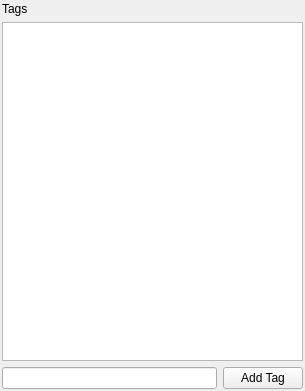
This is src/tagswidget.ui in fontmatrix/fontmatrix as Qt 5 draws it before an edit. The edited form follows.
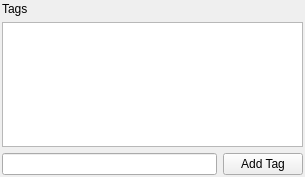
This is the edited form.

What changed in the file:
```diff
--- a/src/tagswidget.ui
+++ b/src/tagswidget.ui
@@ -7,9 +7,15 @@
     <x>0</x>
     <y>0</y>
     <width>305</width>
-    <height>391</height>
+    <height>177</height>
    </rect>
   </property>
+  <property name="sizePolicy">
+   <sizepolicy hsizetype="Preferred" vsizetype="Preferred">
+    <horstretch>0</horstretch>
+    <verstretch>1</verstretch>
+   </sizepolicy>
+  </property>
   <property name="windowTitle">
    <string>Form</string>
   </property>
```
